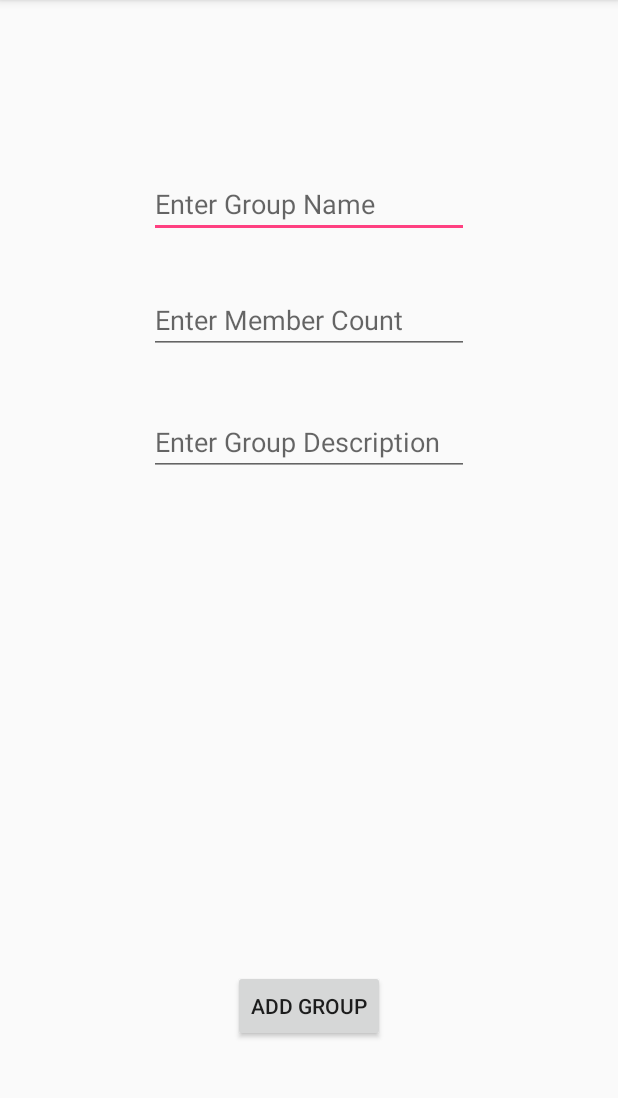
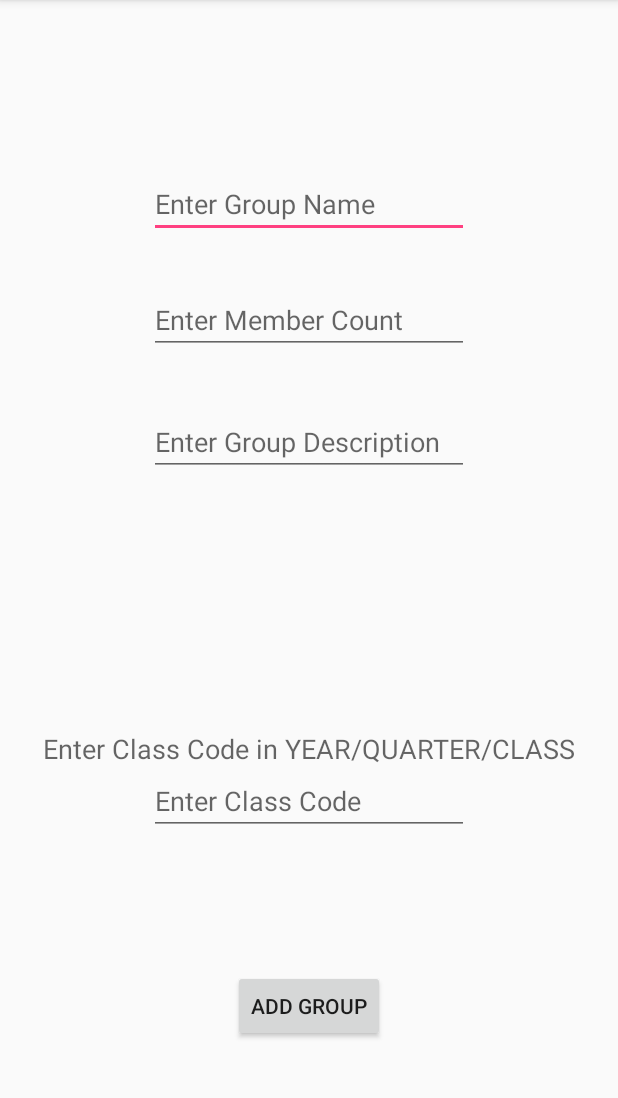
Before and after one commit to scottliu21/group-builder, an Android app: the AddGroup screen opened directly, with no data from a screen before it, on a phone screen of 412 x 824 dp, the part 84-1182 px from its top. Run offline under Robolectric (Android 15) with nearby library versions, the phone set to English and light mode, and no system bars; our stand-ins replace Firebase (no records; nobody signed in at launch, a user with empty details on screens opened directly).

Commit message:
Fixed overwriting data when added new groups, created View Profile activity [WIP]

```diff
--- a/app/build.gradle
+++ b/app/build.gradle
@@ -25,8 +25,9 @@ dependencies {
     implementation 'androidx.appcompat:appcompat:1.1.0'
     implementation 'androidx.constraintlayout:constraintlayout:1.1.3'
     implementation 'com.google.firebase:firebase-database:19.2.0'
-    implementation 'com.google.firebase:firebase-auth:19.1.0'
-    implementation 'com.google.firebase:firebase-analytics:17.2.0'
+    implementation 'com.google.firebase:firebase-auth:19.2.0'
+    implementation 'com.google.firebase:firebase-analytics:17.2.1'
+    implementation 'com.google.firebase:firebase-core:17.2.1'
     testImplementation 'junit:junit:4.12'
     androidTestImplementation 'androidx.test.ext:junit:1.1.1'
     androidTestImplementation 'androidx.test.espresso:espresso-core:3.2.0'
--- a/app/src/main/AndroidManifest.xml
+++ b/app/src/main/AndroidManifest.xml
@@ -11,7 +11,8 @@
         android:roundIcon="@mipmap/ic_launcher_round"
         android:supportsRtl="true"
         android:theme="@style/AppTheme">
-        <activity android:name=".AddGroup"></activity>
+        <activity android:name=".ViewProfile"></activity>
+        <activity android:name=".AddGroup" />
         <activity android:name=".OtherGroups" />
         <activity android:name=".MainGroup" />
         <activity android:name=".DashboardActivity" />
--- a/app/src/main/java/com/example/groupbuilder/AddGroup.java
+++ b/app/src/main/java/com/example/groupbuilder/AddGroup.java
@@ -21,10 +21,10 @@ import java.util.HashMap;
 import java.util.Map;
 
 public class AddGroup extends AppCompatActivity {
-    String gName, gLeader, gDescription;
+    String gName, gLeader, gDescription, gClassCode;
     int gCount;
 
-    EditText gNameInput, gCountInput, gDescriptionInput;
+    EditText gNameInput, gCountInput, gDescriptionInput, gClassCodeInput;
     Button addGroup;
 
     final FirebaseDatabase db = FirebaseDatabase.getInstance();
@@ -39,6 +39,7 @@ public class AddGroup extends AppCompatActivity {
         gNameInput = findViewById(R.id.gName);
         gCountInput = findViewById(R.id.gMemCount);
         gDescriptionInput = findViewById(R.id.gDescription);
+        gClassCodeInput = findViewById(R.id.classCode);
         addGroup = findViewById(R.id.addGroupButton);
 
         gLeader = user.getEmail();
@@ -49,19 +50,21 @@ public class AddGroup extends AppCompatActivity {
                 gName = gNameInput.getText().toString();
                 gCount = Integer.valueOf(gCountInput.getText().toString());
                 gDescription = gDescriptionInput.getText().toString();
+                gClassCode = gClassCodeInput.getText().toString();
 
                 GroupClass newGroup = new GroupClass();
                 newGroup.setGroupName(gName);
                 newGroup.setGroupLeader(gLeader);
                 newGroup.setMemCount(gCount);
                 newGroup.setDescription(gDescription);
+                newGroup.setClassCode(gClassCode);
 
                 DatabaseReference groupsRef = ref.child("groups");
                 Map<String, GroupClass> groups = new HashMap<>();
                 groups.put(gName, newGroup);
-                groupsRef.setValue(groups);
+                groupsRef.push().setValue(groups);
 
-                Toast.makeText(AddGroup.this, "Group has been created", Toast.LENGTH_SHORT);
+                Toast.makeText(AddGroup.this, "Group has been created", Toast.LENGTH_SHORT).show();
                 Intent intent = new Intent(AddGroup.this, DashboardActivity.class);
                 startActivity(intent);
             }
--- a/app/src/main/java/com/example/groupbuilder/DashboardActivity.java
+++ b/app/src/main/java/com/example/groupbuilder/DashboardActivity.java
@@ -8,7 +8,7 @@ import android.os.Bundle;
 import android.view.View;
 
 public class DashboardActivity extends AppCompatActivity implements View.OnClickListener {
-    private CardView MainGroup, OtherGroups, AddGroup;
+    private CardView MainGroup, OtherGroups, AddGroup, MyProfile;
 
     @Override
     protected void onCreate(Bundle savedInstanceState) {
@@ -19,11 +19,13 @@ public class DashboardActivity extends AppCompatActivity implements View.OnClick
         MainGroup = (CardView) findViewById(R.id.MainGroupID);
         OtherGroups = (CardView) findViewById(R.id.OtherGroupID);
         AddGroup = (CardView) findViewById(R.id.AddGroupID);
+        MyProfile = findViewById(R.id.MyProfileID);
 
         // Add onClickListeners to each Card
         MainGroup.setOnClickListener(this);
         OtherGroups.setOnClickListener(this);
         AddGroup.setOnClickListener(this);
+        MyProfile.setOnClickListener(this);
     }
 
     @Override
@@ -37,6 +39,8 @@ public class DashboardActivity extends AppCompatActivity implements View.OnClick
                  startActivity(i); break;
             case R.id.OtherGroupID : i = new Intent(this, OtherGroups.class);
                  startActivity(i); break;
+            case R.id.MyProfileID : i = new Intent(this, ViewProfile.class);
+                 startActivity(i); break;
             default: break;
         }
     }
--- a/app/src/main/res/layout/activity_add_group.xml
+++ b/app/src/main/res/layout/activity_add_group.xml
@@ -12,7 +12,7 @@
         android:layout_height="wrap_content"
         android:layout_marginTop="113dp"
         android:ems="10"
-        android:hint="Enter Group Name"
+        android:hint="@string/enter_group_name"
         android:importantForAutofill="no"
         android:inputType="textPersonName"
         app:layout_constraintEnd_toEndOf="@+id/gMemCount"
@@ -27,7 +27,7 @@
         android:layout_marginTop="36dp"
         android:ems="10"
         android:gravity="start|top"
-        android:hint="Enter Group Description"
+        android:hint="@string/enter_group_description"
         android:inputType="textMultiLine"
         app:layout_constraintEnd_toEndOf="parent"
         app:layout_constraintStart_toStartOf="parent"
@@ -39,7 +39,7 @@
         android:layout_height="wrap_content"
         android:layout_marginTop="32dp"
         android:ems="10"
-        android:hint="Enter Member Count"
+        android:hint="@string/enter_member_count"
         android:inputType="number"
         app:layout_constraintEnd_toEndOf="@+id/gDescription"
         app:layout_constraintHorizontal_bias="0.5"
@@ -51,10 +51,34 @@
         android:layout_width="wrap_content"
         android:layout_height="wrap_content"
         android:layout_marginBottom="73dp"
-        android:text="Add Group"
+        android:text="@string/add_group"
         app:layout_constraintBottom_toBottomOf="parent"
         app:layout_constraintEnd_toEndOf="parent"
         app:layout_constraintHorizontal_bias="0.5"
         app:layout_constraintStart_toStartOf="parent" />
 
+    <EditText
+        android:id="@+id/classCode"
+        android:layout_width="wrap_content"
+        android:layout_height="wrap_content"
+        android:layout_marginBottom="211dp"
+        android:ems="10"
+        android:hint="@string/enter_class_code"
+        android:inputType="textPersonName"
+        app:layout_constraintBottom_toBottomOf="parent"
+        app:layout_constraintEnd_toEndOf="parent"
+        app:layout_constraintHorizontal_bias="0.5"
+        app:layout_constraintStart_toStartOf="parent" />
+
+    <TextView
+        android:id="@+id/classCodeFormat"
+        android:layout_width="wrap_content"
+        android:layout_height="wrap_content"
+        android:text="@string/enter_class_code_in_year_quarter_class"
+        android:textAppearance="@style/TextAppearance.AppCompat.Medium"
+        app:layout_constraintBottom_toTopOf="@+id/classCode"
+        app:layout_constraintEnd_toEndOf="parent"
+        app:layout_constraintHorizontal_bias="0.5"
+        app:layout_constraintStart_toStartOf="parent" />
+
 </androidx.constraintlayout.widget.ConstraintLayout>
--- a/app/src/main/res/values/strings.xml
+++ b/app/src/main/res/values/strings.xml
@@ -11,10 +11,22 @@
     <string name="sign_up">Sign Up</string>
     <string name="YourGroups">Your Groups</string>
     <string name="groupDesc">Manage your groups</string>
-    <string name="YourProfile">Your Profile</string>
     <string name="FindGroup">Other Groups</string>
     <string name="Searchbar">Search for Groups</string>
     <string name="GroupFinder">View other Groups</string>
     <string name="addGroup">Add Group</string>
     <string name="addGroupDesc">Create a new group</string>
+    <string name="enter_group_name">Enter Group Name</string>
+    <string name="enter_group_description">Enter Group Description</string>
+    <string name="enter_member_count">Enter Member Count</string>
+    <string name="add_group">Add Group</string>
+    <string name="enter_class_code">Enter Class Code</string>
+    <string name="enter_class_code_in_year_quarter_class">Enter Class Code in YEAR/QUARTER/CLASS</string>
+    <string name="viewProfile">View Profile</string>
+    <string name="viewProfileDesc">Edit your profile</string>
+    <string name="view_profile">View Profile</string>
+    <string name="first_and_last_name">First and Last Name</string>
+    <string name="enter_your_school_year">Enter your school year</string>
+    <string name="enter_your_major">Enter your major</string>
+    <string name="save_profile">Save Profile</string>
 </resources>
```
Also changed, not shown: app/src/main/java/com/example/groupbuilder/GroupClass.java (+7 -1 lines), app/src/main/java/com/example/groupbuilder/User.java (added, +46 -0 lines), app/src/main/java/com/example/groupbuilder/ViewProfile.java (added, +55 -0 lines), app/src/main/res/layout/activity_dashboard.xml (+68 -3 lines), app/src/main/res/layout/activity_view_profile.xml (added, +64 -0 lines).
